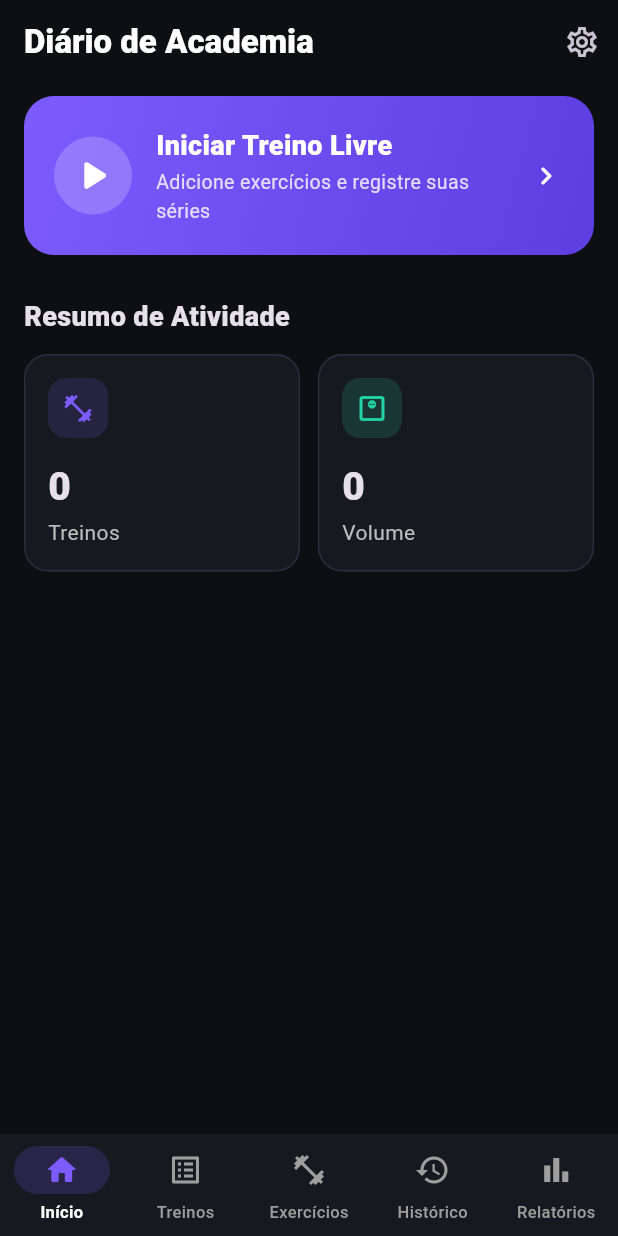
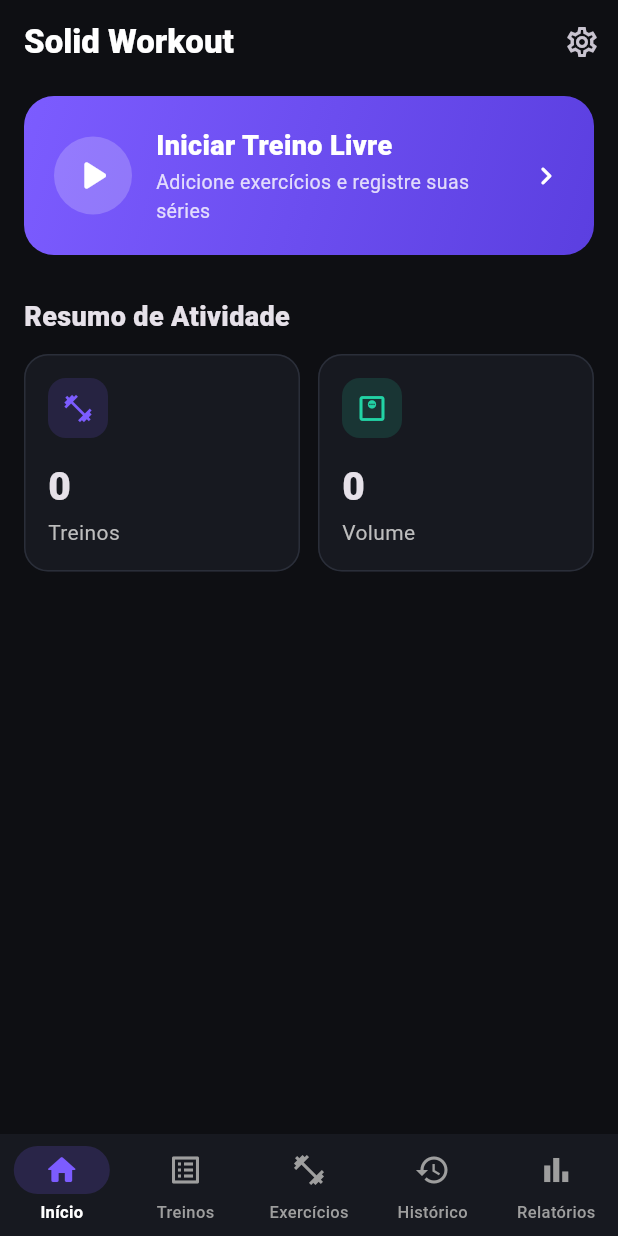
Before and after one commit to ArthurA10/trabalho_constas_academia, a Flutter app: the screen it shows after launch, on a phone screen of 412 x 824 dp. Run offline on Flutter 3.47's test engine with Material 3 defaults, Android fonts, the phone set to English and light mode, and no system bars; our stand-ins replace fl_chart, flutter_local_notifications, flutter_riverpod, image_picker, shared_preferences, sqflite and 1 more; accounts and stored records are empty.

Commit message:
Novo nome e ícone do aplicativo

```diff
--- a/diario_academia/lib/features/home/home_screen.dart
+++ b/diario_academia/lib/features/home/home_screen.dart
@@ -18,7 +18,7 @@ class HomeScreen extends ConsumerWidget {
 
     return Scaffold(
       appBar: AppBar(
-        title: const Text('Diário de Academia'),
+        title: const Text('Solid Workout'),
         actions: [
           IconButton(
             icon: const Icon(Icons.settings_outlined),
--- a/diario_academia/pubspec.yaml
+++ b/diario_academia/pubspec.yaml
@@ -49,6 +49,7 @@ dependencies:
 dev_dependencies:
   flutter_test:
     sdk: flutter
+  flutter_launcher_icons: ^0.13.1
 
   # The "flutter_lints" package below contains a set of recommended lints to
   # encourage good coding practices. The lint set provided by the package is
@@ -99,3 +100,7 @@ flutter:
   #
   # For details regarding fonts from package dependencies,
   # see https://flutter.dev/to/font-from-package
+flutter_launcher_icons:
+  android: "ic_launcher"
+  ios: true
+  image_path: "assets/icon/app_icon.png"
```
Also changed, not shown: diario_academia/assets/icon/app_icon.png (added), diario_academia/pubspec.lock, 28 other files.
